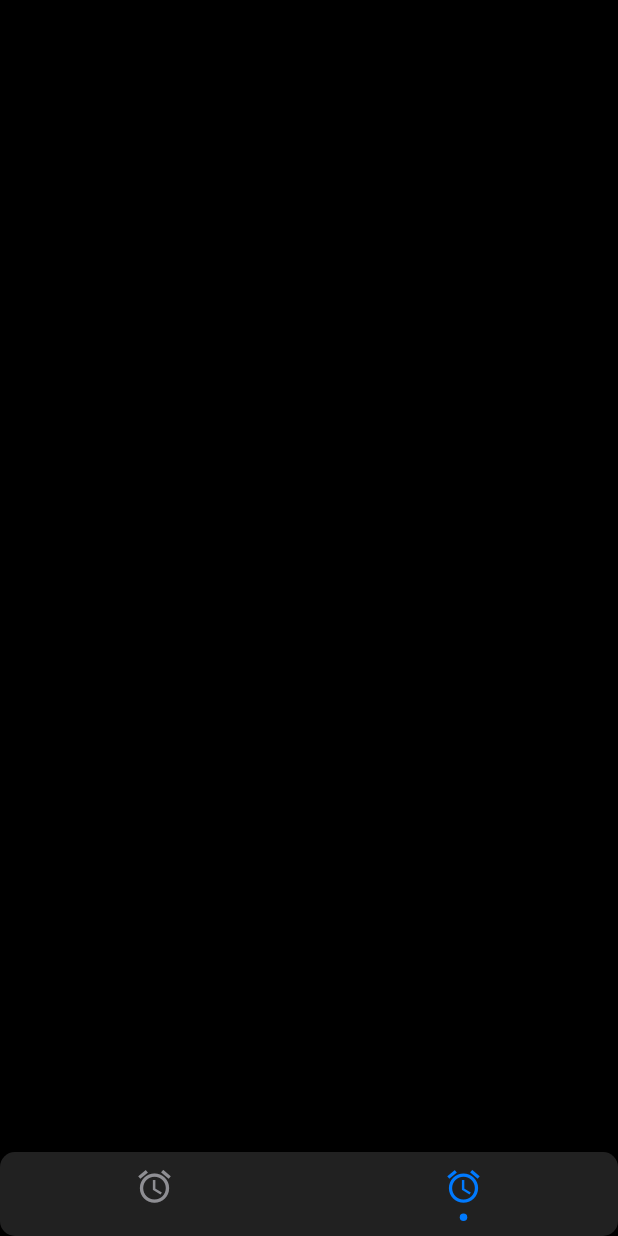
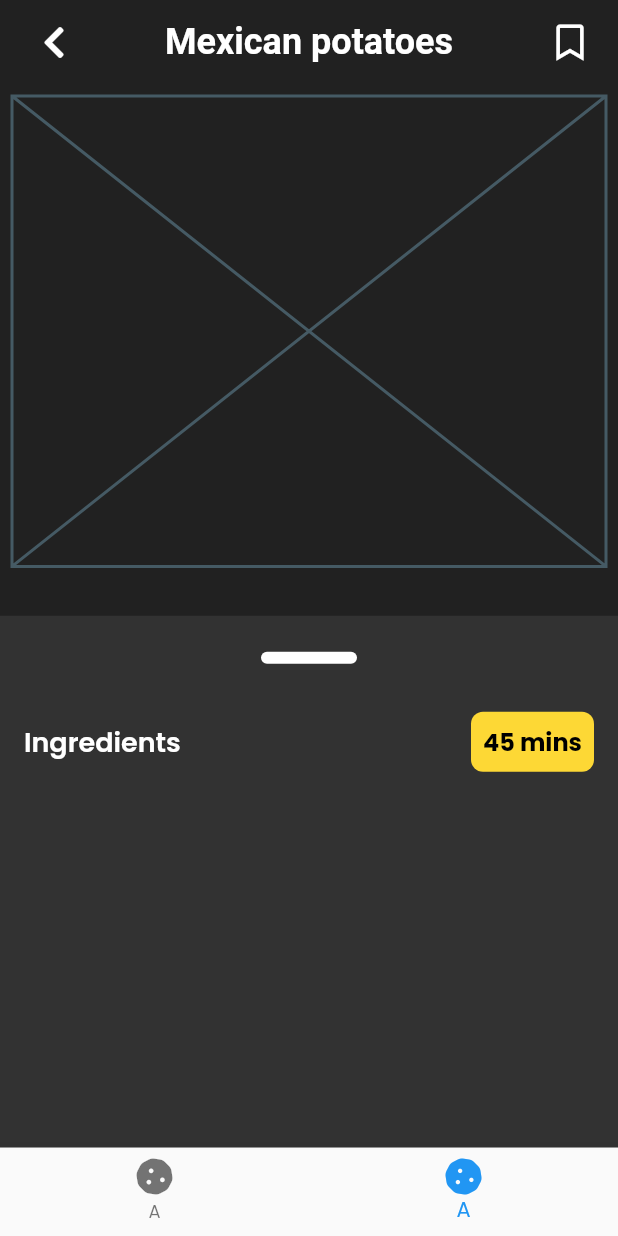
Before and after one commit to AshishTaduce/reci_pies, a Flutter app: the screen it shows after launch, item 2 of the bottom bar chosen, on a phone screen of 412 x 824 dp. Run offline on Flutter 3.47's test engine with Material 2 defaults, Android fonts, the light colour scheme and no system bars; drawn by our look-alikes of persistent_bottom_nav_bar; our stand-ins replace font_awesome_flutter, google_fonts.

Commit message:
Detail page initial

```diff
--- a/lib/main.dart
+++ b/lib/main.dart
@@ -1,7 +1,8 @@
 import 'package:flutter/material.dart';
+import 'package:font_awesome_flutter/font_awesome_flutter.dart';
 import 'package:google_fonts/google_fonts.dart';
-import 'package:reci_pies/pages/home_page.dart';
-import 'package:persistent_bottom_nav_bar/persistent-tab-view.dart';
+import '../pages/details_page.dart';
+import '../pages/home_page.dart';
 
 void main() {
   runApp(MyApp());
@@ -14,6 +15,13 @@ class MyApp extends StatelessWidget {
       theme: ThemeData(
         backgroundColor: Color(0xff323232),
         scaffoldBackgroundColor: Color(0xff212121),
+        appBarTheme: AppBarTheme(
+            centerTitle: true,
+            backgroundColor: Color(0xff212121),
+            elevation: 0.0,
+            actionsIconTheme: IconThemeData(
+              color: Colors.white,
+            )),
         textTheme: GoogleFonts.poppinsTextTheme(
           Theme.of(context).textTheme.apply(
                 bodyColor: Colors.white,
@@ -21,7 +29,8 @@ class MyApp extends StatelessWidget {
               ),
         ),
       ),
-        home: MainPage());
+      home: MainPage(),
+    );
   }
 }
 
@@ -31,53 +40,53 @@ class MainPage extends StatefulWidget {
 }
 
 class _MainPageState extends State<MainPage> {
-  final PersistentTabController _controller =
-      PersistentTabController(initialIndex: 0);
-
+  final PageController _controller = PageController(
+    initialPage: 0,
+  );
+  int _activePage = 0;
   @override
   Widget build(BuildContext context) {
     return Scaffold(
-      body: PersistentTabView(
-        context,
+      body: PageView(
         controller: _controller,
-        screens: [
+        onPageChanged: (newPage) => {
+          setState(
+            () => _activePage = newPage,
+          ),
+        },
+        children: [
           HomePage(),
-          Container(),
+          DetailsPage(),
         ],
+      ),
+      bottomNavigationBar: BottomNavigationBar(
+        currentIndex: _activePage,
+        onTap: (newPage) => {
+          setState(
+            () => _activePage = newPage,
+          ),
+          _controller.animateToPage(
+            _activePage,
+            duration: Duration(
+              milliseconds: 300,
+            ),
+            curve: Curves.linear,
+          )
+        },
         items: [
-          PersistentBottomNavBarItem(
-            icon: Icon(
-              Icons.access_alarms,
+          BottomNavigationBarItem(
+            label: "A",
+            icon: FaIcon(
+              FontAwesomeIcons.cookie,
             ),
           ),
-          PersistentBottomNavBarItem(
-            icon: Icon(
-              Icons.access_alarms,
+          BottomNavigationBarItem(
+            label: "A",
+            icon: FaIcon(
+              FontAwesomeIcons.cookie,
             ),
           ),
         ],
-        confineInSafeArea: true,
-        backgroundColor: Theme.of(context).scaffoldBackgroundColor,
-        handleAndroidBackButtonPress: true,
-        resizeToAvoidBottomInset: true,
-        hideNavigationBarWhenKeyboardShows: true,
-        decoration: NavBarDecoration(
-          borderRadius: BorderRadius.circular(10.0),
-          adjustScreenBottomPaddingOnCurve: true,
-          colorBehindNavBar: Colors.black,
-        ),
-        popAllScreensOnTapOfSelectedTab: true,
-        popActionScreens: PopActionScreensType.all,
-        itemAnimationProperties: ItemAnimationProperties(
-          duration: Duration(milliseconds: 200),
-          curve: Curves.ease,
-        ),
-        screenTransitionAnimation: ScreenTransitionAnimation(
-          animateTabTransition: true,
-          curve: Curves.ease,
-          duration: Duration(milliseconds: 200),
-        ),
-        navBarStyle: NavBarStyle.style12,
       ),
     );
   }
--- /dev/null
+++ b/lib/pages/details_page.dart
@@ -0,0 +1,131 @@
+import 'package:flutter/material.dart';
+import 'package:font_awesome_flutter/font_awesome_flutter.dart';
+
+class DetailsPage extends StatefulWidget {
+  @override
+  _DetailsPageState createState() => _DetailsPageState();
+}
+
+class _DetailsPageState extends State<DetailsPage>
+    with SingleTickerProviderStateMixin {
+  TabController controller;
+  @override
+  void initState() {
+    controller = TabController(
+      length: 3,
+      vsync: this,
+    );
+    super.initState();
+  }
+
+  @override
+  Widget build(BuildContext context) {
+    return Scaffold(
+      appBar: AppBar(
+        title: Column(
+          mainAxisAlignment: MainAxisAlignment.center,
+          crossAxisAlignment: CrossAxisAlignment.center,
+          mainAxisSize: MainAxisSize.min,
+          children: [
+            Text(
+              "Mexican potatoes",
+              style: TextStyle(
+                fontWeight: FontWeight.w600,
+                fontSize: 24,
+              ),
+            ),
+          ],
+        ),
+        leading: IconButton(
+          padding: EdgeInsets.only(
+            left: 16,
+          ),
+          onPressed: () => null,
+          icon: Icon(
+            FontAwesomeIcons.chevronLeft,
+            size: 24,
+          ),
+        ),
+        actions: [
+          IconButton(
+            padding: EdgeInsets.only(
+              right: 16,
+            ),
+            onPressed: () => null,
+            icon: Icon(
+              FontAwesomeIcons.bookmark,
+            ),
+          ),
+        ],
+      ),
+      body: SizedBox(
+        child: Stack(
+          children: [
+            Container(
+              height: MediaQuery.of(context).size.height * 0.4,
+              child: Center(
+                child: Padding(
+                  padding: const EdgeInsets.all(8.0),
+                  child: Placeholder(),
+                ),
+              ),
+            ),
+            DraggableScrollableSheet(
+              builder:
+                  (BuildContext context, ScrollController scrollController) {
+                return Container(
+                  color: Theme.of(context).backgroundColor,
+                  child: ListView(
+                    controller: scrollController,
+                    children: [
+                      Center(
+                        child: Padding(
+                          padding: EdgeInsets.all(24),
+                          child: Container(
+                            height: 8,
+                            width: 64,
+                            decoration: BoxDecoration(
+                              color: Colors.white,
+                              borderRadius: BorderRadius.circular(
+                                16,
+                              ),
+                            ),
+                          ),
+                        ),
+                      ),
+                      ListTile(
+                        title: Text(
+                          'Ingredients',
+                          style: TextStyle(
+                            fontWeight: FontWeight.w600,
+                            fontSize: 18,
+                          ),
+                        ),
+                        trailing: Container(
+                          padding: EdgeInsets.all(8),
+                          decoration: BoxDecoration(
+                            color: Colors.yellow[600],
+                            borderRadius: BorderRadius.circular(
+                              8,
+                            ),
+                          ),
+                          child: Text(
+                            '45 mins',
+                            style: TextStyle(
+                                fontWeight: FontWeight.bold,
+                                fontSize: 16,
+                                color: Colors.black),
+                          ),
+                        ),
+                      ),
+                    ],
+                  ),
+                );
+              },
+            ),
+          ],
+        ),
+      ),
+    );
+  }
+}
--- a/lib/pages/home_page.dart
+++ b/lib/pages/home_page.dart
@@ -11,7 +11,9 @@ class HomePage extends StatefulWidget {
 class _HomePageState extends State<HomePage> {
   @override
   Widget build(BuildContext context) {
-    return ListView(
+    return Container(
+      color: Theme.of(context).scaffoldBackgroundColor,
+      child: ListView(
         primary: false,
         physics: ClampingScrollPhysics(),
         children: [
@@ -64,7 +66,8 @@ class _HomePageState extends State<HomePage> {
             margin: EdgeInsets.fromLTRB(16, 0, 0, 0),
             child: ListView.separated(
               physics: ClampingScrollPhysics(),
-            itemBuilder: (BuildContext context, int index) => FilterTab(index),
+              itemBuilder: (BuildContext context, int index) =>
+                  FilterTab(index),
               itemCount: 3,
               scrollDirection: Axis.horizontal,
               separatorBuilder: (BuildContext context, int index) => SizedBox(
@@ -76,6 +79,7 @@ class _HomePageState extends State<HomePage> {
           RecipeCard(),
           RecipeCard(),
         ],
+      ),
     );
   }
 }
```
Also changed, not shown: 1 other file. Lines whose indentation alone changed are shown as unchanged.
